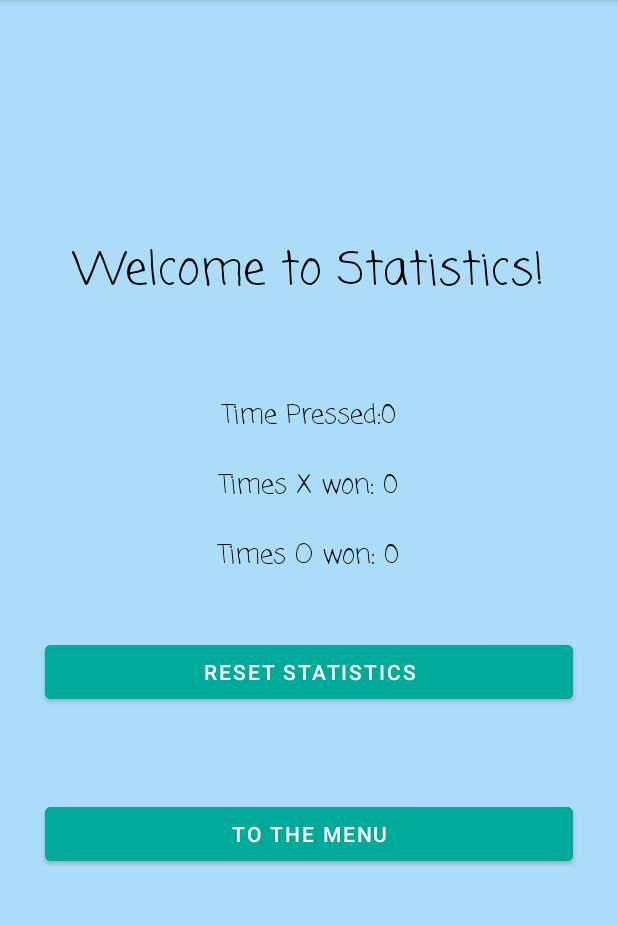
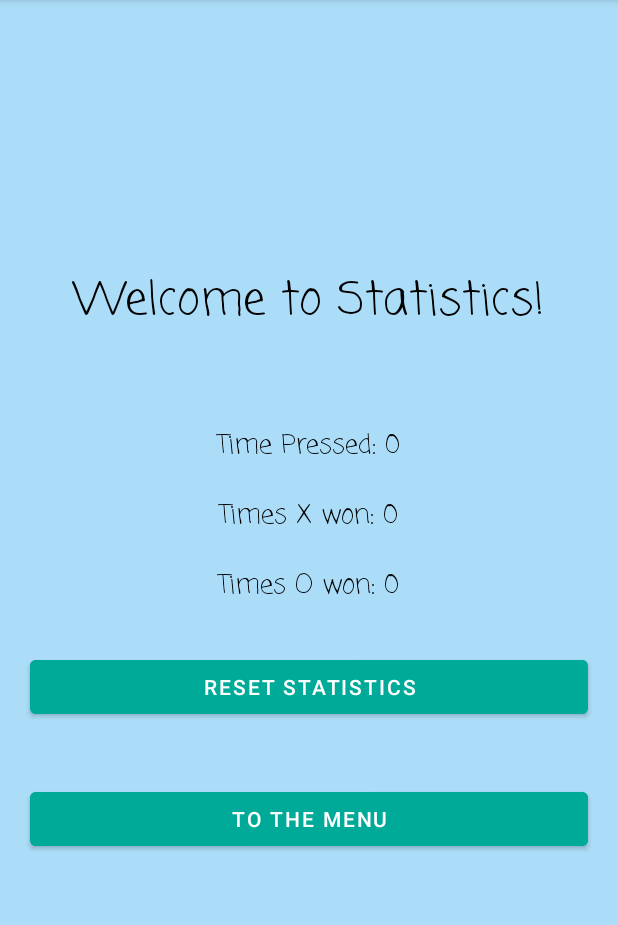
Before and after one commit to avivaviv283/TicTacToe2, an Android app: the Statistics screen opened directly, with no data from a screen before it, after a tap on "RESET STATISTICS", on a phone screen of 412 x 824 dp, the part 84-1009 px from its top. Run offline under Robolectric (Android 15) with nearby library versions, the phone set to English and light mode, and no system bars.

Commit message:
Statistics functional

```diff
--- a/app/src/main/java/com/example/myapplication/Statistics.java
+++ b/app/src/main/java/com/example/myapplication/Statistics.java
@@ -56,15 +56,15 @@ public class Statistics extends AppCompatActivity {
 
     public void readStats() {
         try {
-            fis = openFileInput("stats1.txt");
+            fis = openFileInput("stats.txt");
             isr = new InputStreamReader(fis);
             br = new BufferedReader(isr);
             while ((st = br.readLine()) != null) {
-//                if (!st.equals("X") && !st.equals("O")) {
-//                    if (parseInt(st) > 0) {
-//                        counter = parseInt(st);
-//                    }
-//                }
+                if (!st.equals("X") && !st.equals("O")) {
+                    if (parseInt(st) > 0) {
+                        counter += Integer.parseInt(st);
+                    }
+                }
                 if (st.equals("O"))
                     Owin++;
                 if (st.equals("X"))
@@ -84,19 +84,21 @@ public class Statistics extends AppCompatActivity {
 
 
     public void resetStats(View view) {
+        FileOutputStream fos = null;
         try {
-            fis = openFileInput("stats1.txt");
-            isr = new InputStreamReader(fis);
-            br = new BufferedReader(isr);
-            while ((st = br.readLine()) != null) {
-                br.reset();
-            }
-            fis.close();
+            fos = openFileOutput("stats.txt", Context.MODE_PRIVATE);
+            OutputStreamWriter osw = new OutputStreamWriter(fos);
+            BufferedWriter bw = new BufferedWriter(osw);
+            bw.close();
         } catch (FileNotFoundException e) {
             e.printStackTrace();
         } catch (IOException e) {
             e.printStackTrace();
         }
+        timePressed.setText("Time Pressed: 0" );
+        timeO.setText("Times O won: 0" );
+        timeX.setText("Times X won: 0");
+
     }
 
 }
--- a/app/src/main/res/layout/activity_game.xml
+++ b/app/src/main/res/layout/activity_game.xml
@@ -54,7 +54,7 @@
                 android:layout_width="40dp"
                 android:layout_height="40dp"
                 android:layout_margin="2dp"
-                android:backgroundTint="@color/teal_200" />
+                android:backgroundTint="@color/teal_200"/>
 
             <Button
                 android:id="@+id/g13"
--- a/app/src/main/res/layout/activity_statistics.xml
+++ b/app/src/main/res/layout/activity_statistics.xml
@@ -54,7 +54,7 @@
         android:layout_width="match_parent"
         android:layout_height="wrap_content"
         android:backgroundTint="#00AA99"
-        android:layout_margin="30dp"
+        android:layout_margin="20dp"
         android:text="Reset Statistics"/>
 
 
@@ -62,7 +62,7 @@
         android:id="@+id/menu"
         android:layout_width="match_parent"
         android:layout_height="wrap_content"
-        android:layout_margin="30dp"
+        android:layout_margin="20dp"
         android:backgroundTint="#00AA99"
         android:onClick="goMenu"
         android:text="To the Menu" />
```
Also changed, not shown: app/src/main/java/com/example/myapplication/Game.java (+7 -5 lines).
